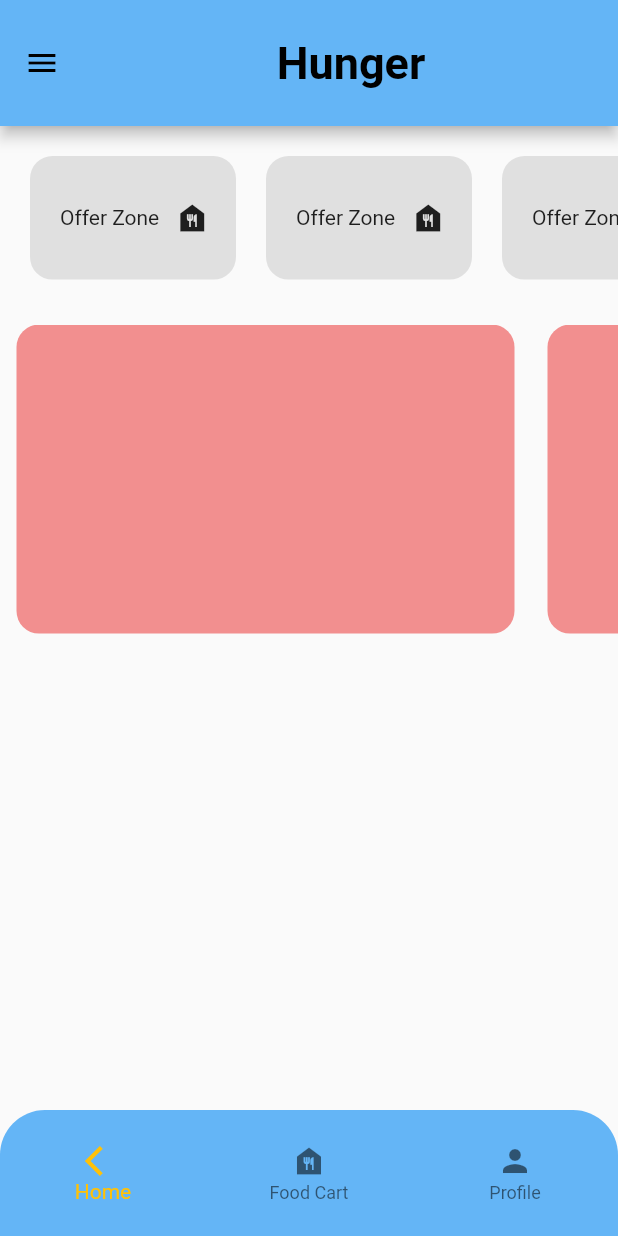
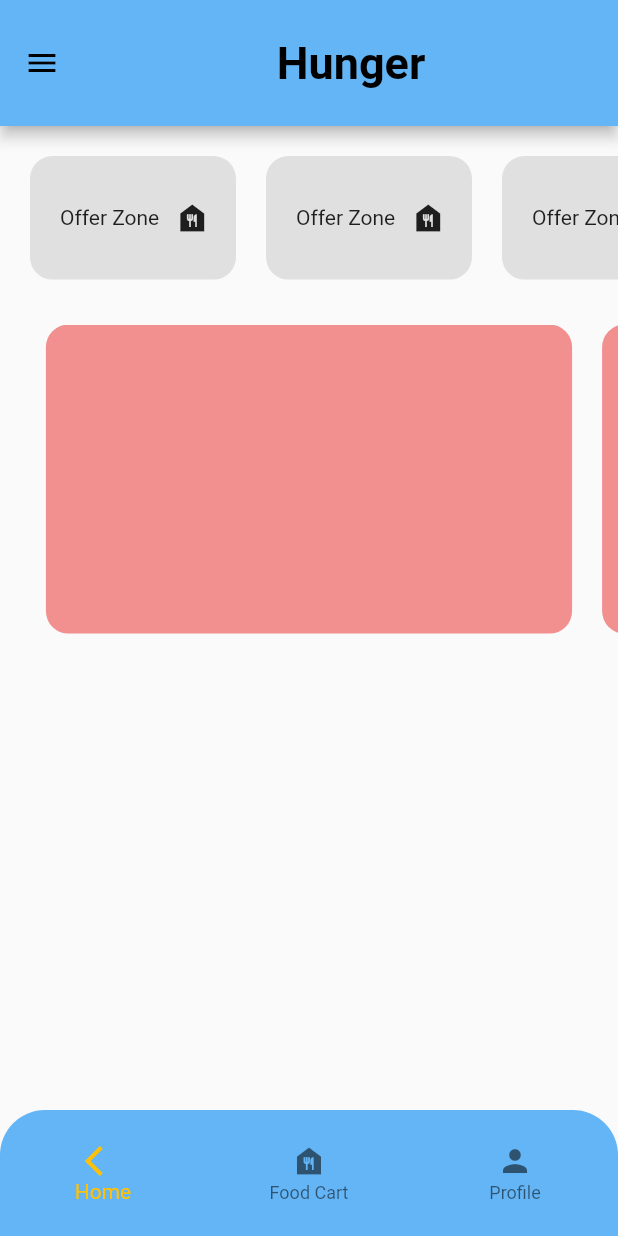
Before and after one commit to farsam10/Farhan-s-Food-App, a Flutter app: the screen it shows after launch, on a phone screen of 412 x 824 dp. Run offline on Flutter 3.47's test engine with Material 2 defaults, Android fonts, the phone set to English and light mode, and no system bars; our stand-ins replace image_picker.

Commit message:
Update home.dart

```diff
--- a/lib/home.dart
+++ b/lib/home.dart
@@ -1,3 +1,5 @@
+import 'dart:async';
+
 import 'package:flutter/material.dart';
 
 class Home extends StatefulWidget {
@@ -8,6 +10,25 @@ class Home extends StatefulWidget {
 }
 
 class _HomeState extends State<Home> {
+  var myPageController = PageController(viewportFraction: 0.9, initialPage: 0);
+  int currentIndex = 0;
+
+  @override
+  void initState() {
+    // TODO: implement initState
+    super.initState();
+    scrollMyBanners();
+  }
+
+  void scrollMyBanners() {
+    Timer.periodic(
+      Duration(seconds: 2),
+      (timer) {
+        print("Time Completed");
+      },
+    );
+  }
+
   @override
   Widget build(BuildContext context) {
     return Scaffold(
@@ -46,20 +67,25 @@ class _HomeState extends State<Home> {
               ),
             ),
             SizedBox(height: 30),
-            SingleChildScrollView(
-              scrollDirection: Axis.horizontal,
-              child: Row(
+            Container(
+              height: MediaQuery.of(context).size.height / 4,
+              width: MediaQuery.of(context).size.width,
+              child: PageView(
+                controller: myPageController,
+                scrollDirection: Axis.horizontal,
                 children: [
                   ...List.generate(
                     3,
-                    (index) => Container(
-                      height: MediaQuery.of(context).size.height / 4,
-                      width: MediaQuery.of(context).size.width - 80,
-                      decoration: BoxDecoration(
-                        color: Color.fromARGB(255, 242, 143, 143),
-                        borderRadius: BorderRadius.circular(15),
+                    (index) => Padding(
+                      padding: const EdgeInsets.only(right: 10, left: 10),
+                      child: Container(
+                        // width: MediaQuery.of(context).size.width - 100,
+                        decoration: BoxDecoration(
+                          color: Color.fromARGB(255, 242, 143, 143),
+                          borderRadius: BorderRadius.circular(15),
+                        ),
+                        // margin: EdgeInsets.only(left: 10, right: 10),
                       ),
-                      margin: EdgeInsets.only(right: 11, left: 11),
                     ),
                   ),
                 ],
```
